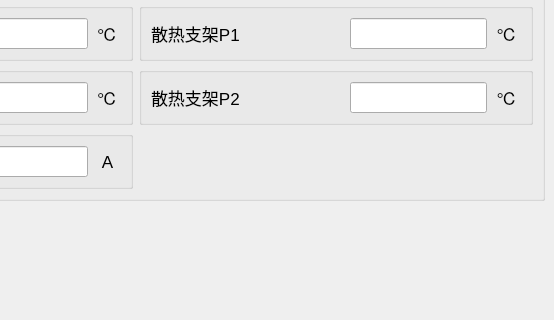
Qt form mainwindow.ui (Curtain-Wang/TDB) before a commit; both pictures show x 681 to 1235 and y 331 to 651 of the 1235 by 836 pixel window.
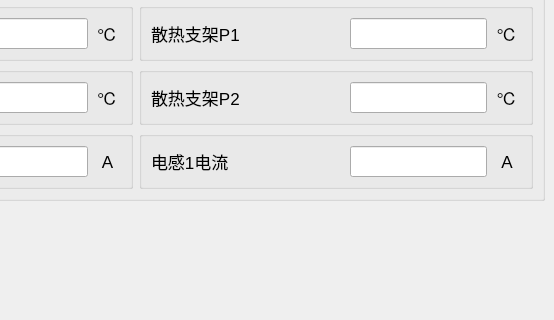
The same form after that commit. Icons and pictures are not drawn.

Commit message: 新增 电感电流1   修改两个寄存器的名字

```diff
--- a/mainwindow.ui
+++ b/mainwindow.ui
@@ -1529,6 +1529,70 @@
          </layout>
         </widget>
        </item>
+       <item row="5" column="2">
+        <widget class="QGroupBox" name="groupBox_19">
+         <property name="title">
+          <string/>
+         </property>
+         <layout class="QHBoxLayout" name="horizontalLayout_28" stretch="7,5,1">
+          <item>
+           <widget class="QLabel" name="label_55">
+            <property name="minimumSize">
+             <size>
+              <width>119</width>
+              <height>31</height>
+             </size>
+            </property>
+            <property name="font">
+             <font>
+              <pointsize>13</pointsize>
+             </font>
+            </property>
+            <property name="text">
+             <string>电感1电流</string>
+            </property>
+            <property name="alignment">
+             <set>Qt::AlignLeading|Qt::AlignLeft|Qt::AlignVCenter</set>
+            </property>
+           </widget>
+          </item>
+          <item>
+           <widget class="QLineEdit" name="lineEdit_17">
+            <property name="minimumSize">
+             <size>
+              <width>0</width>
+              <height>31</height>
+             </size>
+            </property>
+            <property name="readOnly">
+             <bool>true</bool>
+            </property>
+           </widget>
+          </item>
+          <item>
+           <widget class="QLabel" name="label_56">
+            <property name="minimumSize">
+             <size>
+              <width>0</width>
+              <height>31</height>
+             </size>
+            </property>
+            <property name="font">
+             <font>
+              <pointsize>13</pointsize>
+             </font>
+            </property>
+            <property name="text">
+             <string>A</string>
+            </property>
+            <property name="alignment">
+             <set>Qt::AlignCenter</set>
+            </property>
+           </widget>
+          </item>
+         </layout>
+        </widget>
+       </item>
       </layout>
      </widget>
     </item>
```
Left out of the diff: 4 changed lines with no effect on the pictures. The commit also changes 2 other files.
